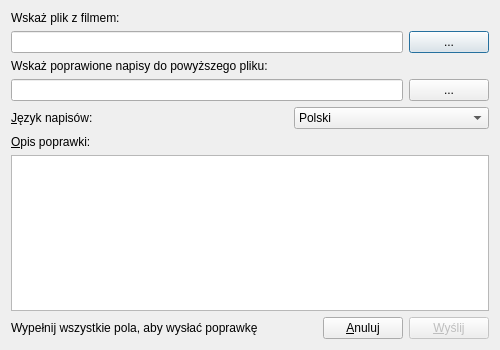
Before: the Qt Designer form ui/frmcorrect.ui in QNapi/qnapi, drawn with Qt 5.
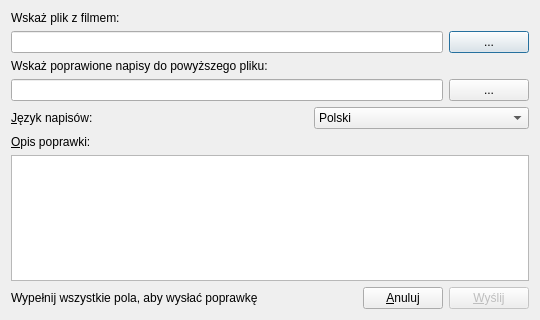
After: the same form once the commit is applied. Icons and pictures are not drawn.

Patch:
```diff
--- a/ui/frmcorrect.ui
+++ b/ui/frmcorrect.ui
@@ -5,8 +5,8 @@
    <rect>
     <x>0</x>
     <y>0</y>
-    <width>500</width>
-    <height>350</height>
+    <width>540</width>
+    <height>320</height>
    </rect>
   </property>
   <property name="minimumSize" >
```
Left out of the diff: 2 changed lines with no effect on the pictures.
